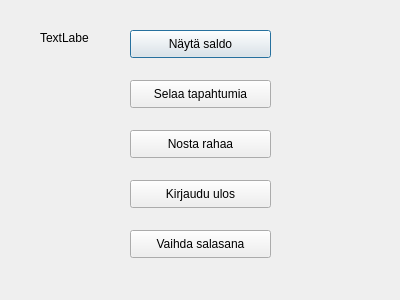
This is bankautomat/paavalikko.ui in bank-2022/group9 as Qt 5 draws it before an edit. The edited form follows.
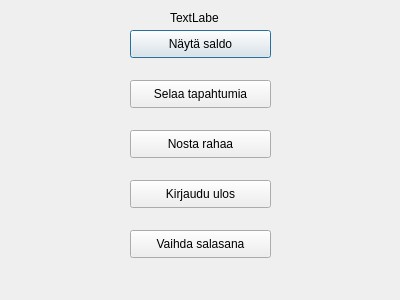
This is the edited form.

```diff
--- a/bankautomat/paavalikko.ui
+++ b/bankautomat/paavalikko.ui
@@ -65,19 +65,6 @@
     <string>Vaihda salasana</string>
    </property>
   </widget>
-  <widget class="QLabel" name="labelAsiakas">
-   <property name="geometry">
-    <rect>
-     <x>40</x>
-     <y>30</y>
-     <width>49</width>
-     <height>16</height>
-    </rect>
-   </property>
-   <property name="text">
-    <string>TextLabel</string>
-   </property>
-  </widget>
   <widget class="QPushButton" name="btnSelaaTapahtumia">
    <property name="geometry">
     <rect>
@@ -91,6 +78,19 @@
     <string>Selaa tapahtumia</string>
    </property>
   </widget>
+  <widget class="QLabel" name="labelTilinumero">
+   <property name="geometry">
+    <rect>
+     <x>170</x>
+     <y>10</y>
+     <width>49</width>
+     <height>16</height>
+    </rect>
+   </property>
+   <property name="text">
+    <string>TextLabel</string>
+   </property>
+  </widget>
  </widget>
  <resources/>
  <connections/>
```
